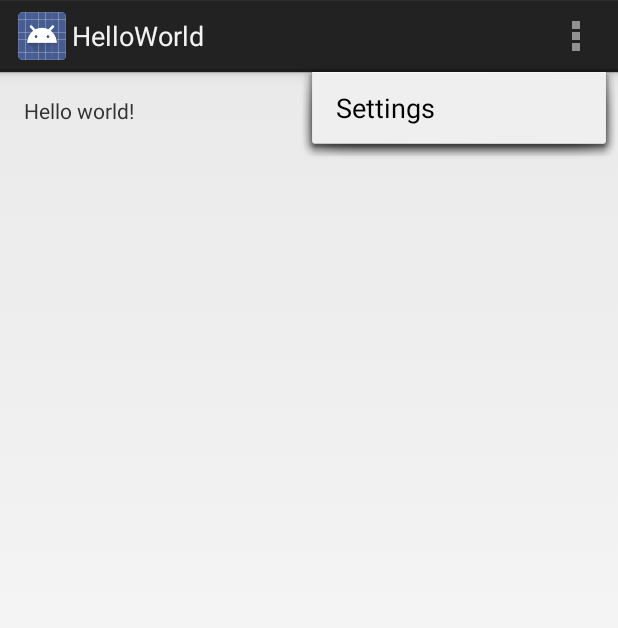
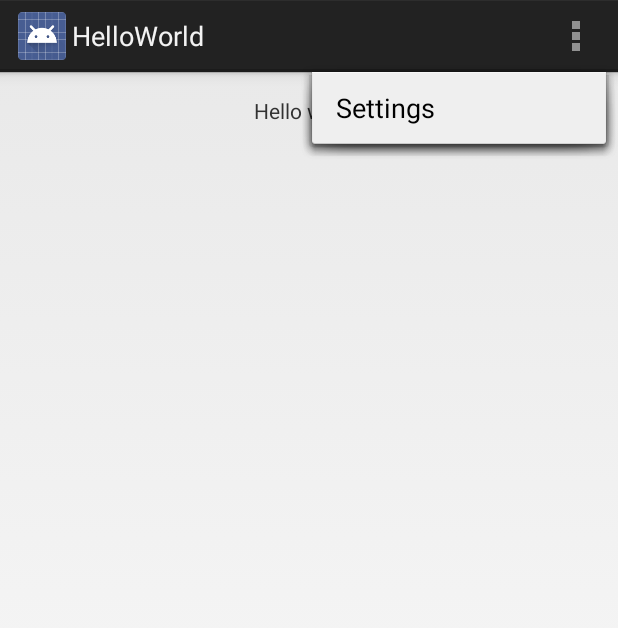
Before and after one commit to csdacuyan/HelloWorld, an Android app: the screen it shows after launch (MyActivity), with the options menu open, on a phone screen of 412 x 824 dp. Shown: the top 628 px of the screen. Run offline under Robolectric (Android 15) with nearby library versions, the phone set to English and light mode, and no system bars.

Commit message:
Initial Changes

```diff
--- a/app/src/main/res/layout/activity_my.xml
+++ b/app/src/main/res/layout/activity_my.xml
@@ -11,6 +11,8 @@
     <TextView
         android:text="@string/hello_world"
         android:layout_width="wrap_content"
-        android:layout_height="wrap_content" />
+        android:layout_height="wrap_content"
+        android:layout_alignParentTop="true"
+        android:layout_centerHorizontal="true" />
 
 </RelativeLayout>
```
